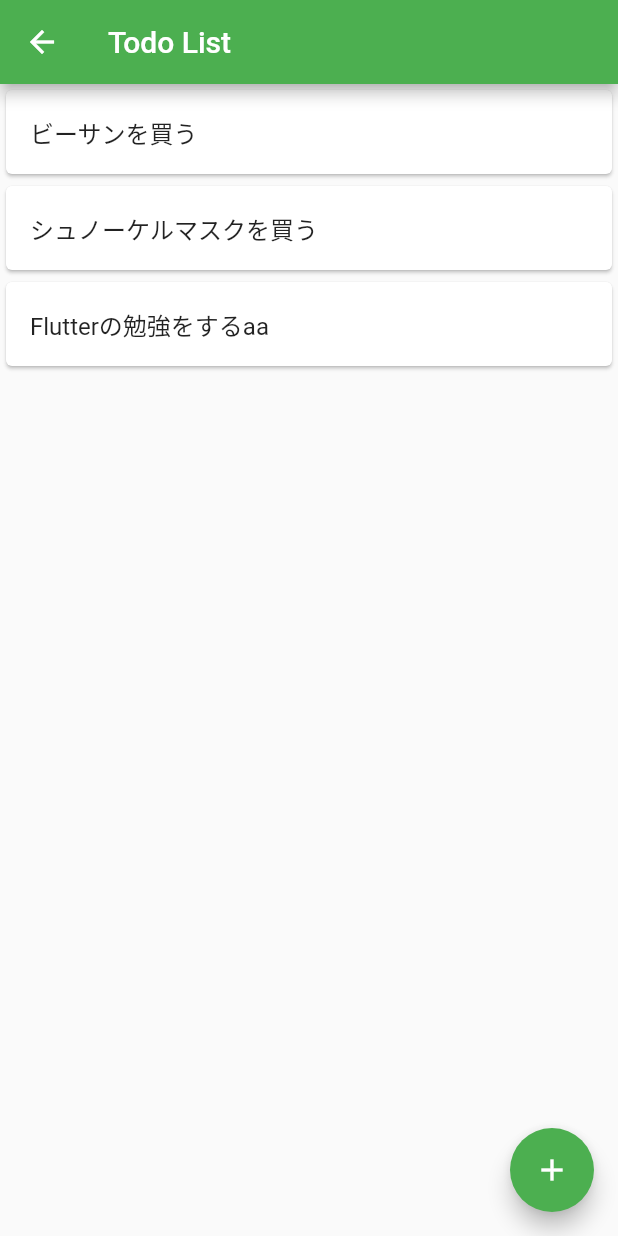
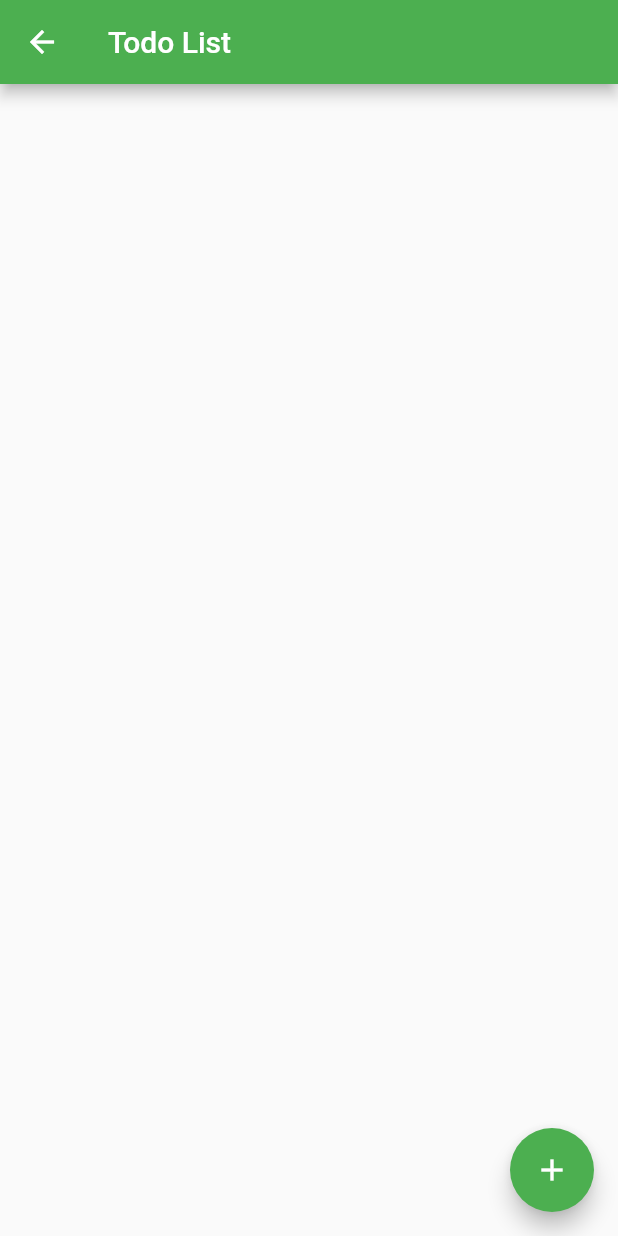
Before and after one commit to yoritin/flutter_app, a Flutter app: the TodoList screen opened directly, on a phone screen of 412 x 824 dp. Run offline on Flutter 3.47's test engine with Material 2 defaults, Android fonts, the phone set to English and light mode, and no system bars.

Commit message:
Todoリストがとりあえず動くようになった

```diff
--- a/lib/todo_list/add.dart
+++ b/lib/todo_list/add.dart
@@ -1,6 +1,6 @@
 import 'package:flutter/material.dart';
+import 'package:provider/provider.dart';
 import 'package:flutter_app/todo_list/todo_model.dart';
-import 'package:provider/provider.dart';
 
 class AddTodo extends StatefulWidget {
   @override
--- a/lib/todo_list/index.dart
+++ b/lib/todo_list/index.dart
@@ -1,21 +1,21 @@
 import 'package:flutter/material.dart';
+import 'package:provider/provider.dart';
 import 'package:flutter_app/todo_list/add.dart';
 import 'package:flutter_app/todo_list/todo_model.dart';
-import 'package:provider/provider.dart';
 
 class TodoList extends StatelessWidget {
 
   @override
   Widget build(BuildContext context) {
+    return ChangeNotifierProvider<TodoModel>(
+      create: (_) => TodoModel(),
+      child: Consumer<TodoModel>(
+        builder: (context, model, child) {
           return Scaffold(
             appBar: AppBar(
               title: Text('Todo List')
             ),
-      body: ChangeNotifierProvider<TodoModel>(
-        create: (_) => TodoModel(),
-        child: Consumer<TodoModel>(
-          builder: (context, model, child) {
-            return Container(
+            body: Container(
               width: double.infinity,
               child: ListView.builder(
                 itemCount: model.todos.length,
@@ -27,9 +27,6 @@ class TodoList extends StatelessWidget {
                   );
                 },
               ),
-            );
-          }
-        ),
             ),
             floatingActionButton: FloatingActionButton(
               child: Icon(Icons.add),
@@ -40,13 +37,15 @@ class TodoList extends StatelessWidget {
                     builder: (context) => AddTodo()
                   )
                 );
-
+                // add.dartから状態を受け取ってtodosに追加
                 if (result != null) {
-            // modelからaddTodoを呼び出す
-            print(result);
+                  model.addTodo(result);
                 }
               },
             ),
           );
         }
+      ),
+    );
   }
+}
--- a/lib/todo_list/todo_model.dart
+++ b/lib/todo_list/todo_model.dart
@@ -2,15 +2,10 @@ import 'package:flutter/material.dart';
 
 class TodoModel extends ChangeNotifier {
 
-  var todos = [
-    'ビーサンを買う',
-    'シュノーケルマスクを買う',
-    'Flutterの勉強をするaa'
-  ];
+  var todos = [];
 
   void addTodo(String value) {
     todos.add(value);
-    print(todos);
     notifyListeners();
   }
 }
```
Lines whose indentation alone changed are shown as unchanged.
